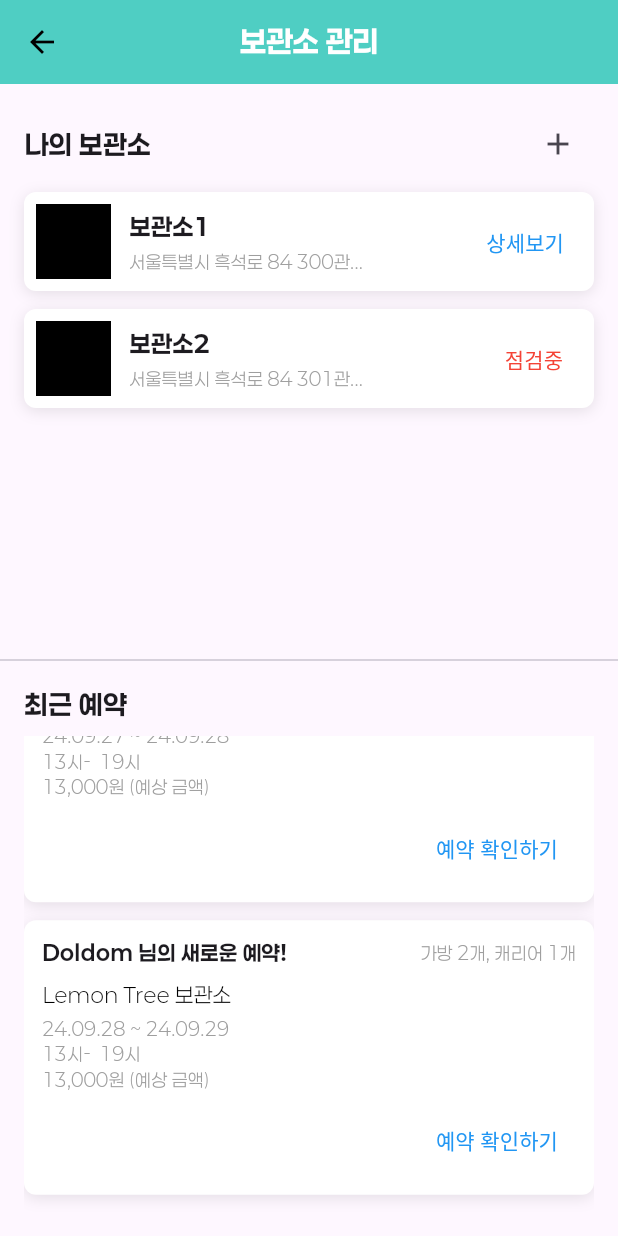
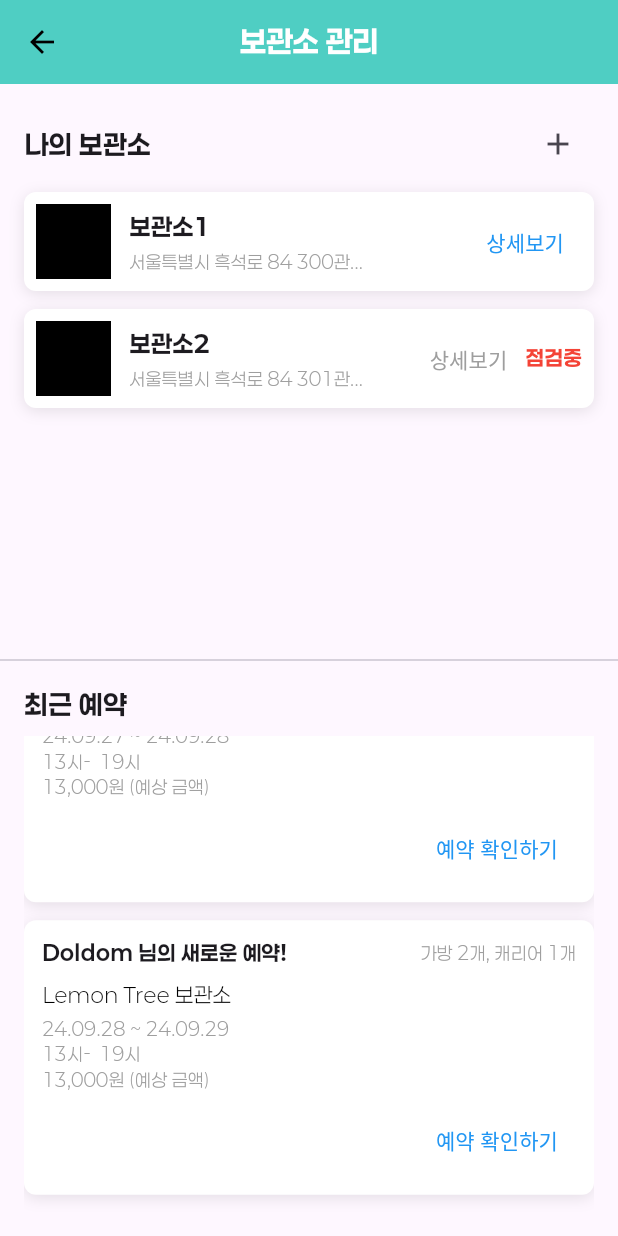
Before and after one commit to jimkanman/Bag_A_Moment, a Flutter app: the StorageManagementPage screen opened directly, scrolled down 72 dp, on a phone screen of 412 x 824 dp. Run offline on Flutter 3.47's test engine with Material 3 defaults, Android fonts, the phone set to English and light mode, and no system bars; our stand-ins replace beamer, extended_image, file_picker, flutter_secure_storage, google_maps_flutter, image_picker and 3 more; accounts and stored records are empty; network calls fail.

Commit message:
보관소 등록: 배송 서비스 운영 여부 bool추가

```diff
--- a/lib/screens/Validation.dart
+++ b/lib/screens/Validation.dart
@@ -23,6 +23,7 @@ class ValidationScreen extends StatelessWidget {
   final File? file;
   final String refundPolicy; //환불정책 string?
   final List<String> storageOptions;
+  final bool deliveryService;
 
 
   const ValidationScreen({
@@ -35,6 +36,7 @@ class ValidationScreen extends StatelessWidget {
     required this.backpackPrice,
     required this.carrierPrice,
     required this.miscellaneousPrice,
+    required this.deliveryService,
 
     this.openTime,
     this.closeTime,
@@ -42,6 +44,7 @@ class ValidationScreen extends StatelessWidget {
     this.file,
     required this.refundPolicy,
     this.storageOptions = const [], // 기본값 추가
+
 
 
   }) : super(key: key);
@@ -150,6 +153,7 @@ class ValidationScreen extends StatelessWidget {
         "backpackPricePerHour": backpackPrice,
         "carrierPricePerHour": carrierPrice,
         "miscellaneousItemPricePerHour": miscellaneousPrice,
+        "hasDelivery": deliveryService.toString(), // bool 값을 문자열로 변환
       });
       // `storageOptions` 필드를 JSON 배열로 추가
       if (storageOptions.isNotEmpty) {
--- a/lib/screens/storageManage.dart
+++ b/lib/screens/storageManage.dart
@@ -1,5 +1,7 @@
 import 'package:bag_a_moment/screens/storage.dart';
 import 'package:flutter/material.dart';
+
+import 'detailed_page.dart';
 
 class StorageManagementPage extends StatelessWidget {
 
@@ -124,24 +126,40 @@ class StorageManagementPage extends StatelessWidget {
                                 ),
                               ),
                               // 상태 텍스트
-                              Column(
-                                crossAxisAlignment: CrossAxisAlignment.end,
+                              Row(
+                                mainAxisAlignment: MainAxisAlignment.spaceBetween,
                                 children: [
+                                  // 첫 번째 버튼: 상세보기
                                   TextButton(
-                                    onPressed: () {
+                                    onPressed: index % 2 == 0
+                                        ? () {
                                       print('상세보기 클릭됨');
-                                    },
+                                      Navigator.push(
+                                        context,
+                                        MaterialPageRoute(
+                                          builder: (context) => StorageDetailPage(storageId: 1), // storageId 전달
+                                        ),
+                                      );
+                                    }
+                                        : null, // '점검중'일 경우 버튼 비활성화
                                     child: Text(
-                                      index % 2 == 0 ? '상세보기' : '점검중',
+                                      '상세보기',
                                       style: TextStyle(
-                                        color: index % 2 == 0
-                                            ? Colors.blue
-                                            : Colors.red,
+                                        color: index % 2 == 0 ? Colors.blue : Colors.grey, // '점검중'일 경우 비활성화 색상
                                       ),
+                                    ),
+                                  ),
+                                  // 두 번째 버튼: 점검중
+                                  Text(
+                                    index % 2 == 0 ? '' : '점검중', // 두 번째 칸은 '점검중' 표시
+                                    style: TextStyle(
+                                      color: Colors.red,
+                                      fontWeight: FontWeight.bold,
                                     ),
                                   ),
                                 ],
                               ),
+
                             ],
                           ),
                         );
```
Also changed, not shown: lib/screens/storage.dart (+24 -1 lines).
